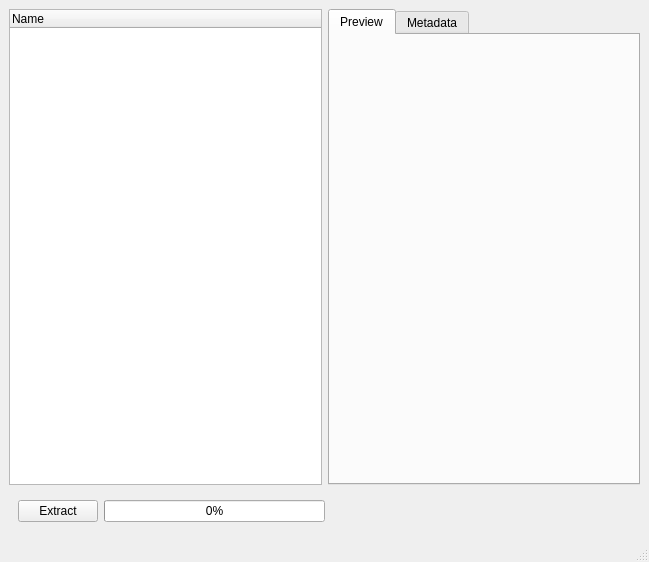
This is Exporter.ui in Puxtril/Warframe-Exporter as Qt 5 draws it before an edit. The edited form follows.
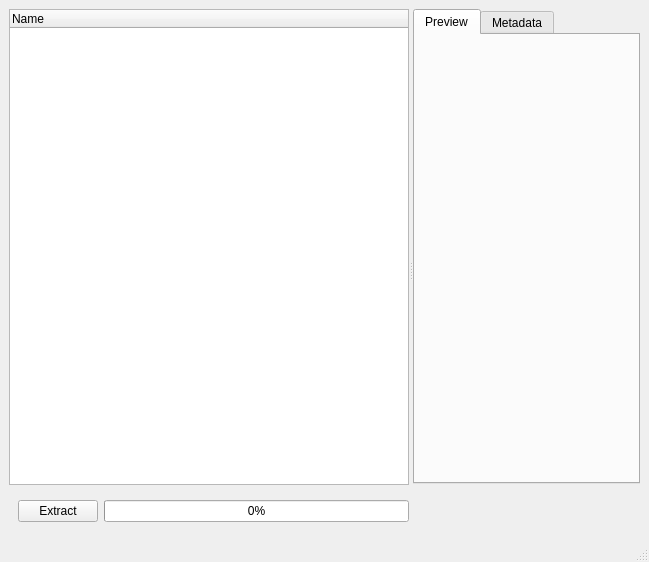
This is the edited form.

Commit message: Resizable extractor UI

```diff
--- a/Exporter.ui
+++ b/Exporter.ui
@@ -14,10 +14,23 @@
    <string>Warframe Extractor</string>
   </property>
   <widget class="QWidget" name="centralwidget">
-   <layout class="QVBoxLayout" name="verticalLayout_2">
+   <layout class="QVBoxLayout" name="verticalLayout_5">
     <item>
+     <widget class="QSplitter" name="splitter">
+      <property name="sizePolicy">
+       <sizepolicy hsizetype="Expanding" vsizetype="Expanding">
+        <horstretch>0</horstretch>
+        <verstretch>0</verstretch>
+       </sizepolicy>
+      </property>
+      <property name="orientation">
+       <enum>Qt::Horizontal</enum>
+      </property>
+      <widget class="QWidget" name="">
      <layout class="QHBoxLayout" name="horizontalLayout">
       <item>
+         <layout class="QVBoxLayout" name="verticalLayout_2">
+          <item>
        <widget class="QTreeWidget" name="treeWidget">
         <column>
          <property name="text">
@@ -27,6 +40,71 @@
        </widget>
       </item>
       <item>
+           <layout class="QHBoxLayout" name="horizontalLayout_3">
+            <item>
+             <widget class="QFrame" name="frame">
+              <property name="frameShape">
+               <enum>QFrame::NoFrame</enum>
+              </property>
+              <property name="frameShadow">
+               <enum>QFrame::Raised</enum>
+              </property>
+              <layout class="QHBoxLayout" name="horizontalLayout_2">
+               <property name="rightMargin">
+                <number>0</number>
+               </property>
+               <item>
+                <widget class="QPushButton" name="ExtractButton">
+                 <property name="sizePolicy">
+                  <sizepolicy hsizetype="Fixed" vsizetype="Fixed">
+                   <horstretch>0</horstretch>
+                   <verstretch>0</verstretch>
+                  </sizepolicy>
+                 </property>
+                 <property name="text">
+                  <string>Extract</string>
+                 </property>
+                 <property name="shortcut">
+                  <string/>
+                 </property>
+                 <property name="checkable">
+                  <bool>false</bool>
+                 </property>
+                 <property name="checked">
+                  <bool>false</bool>
+                 </property>
+                 <property name="default">
+                  <bool>false</bool>
+                 </property>
+                 <property name="flat">
+                  <bool>false</bool>
+                 </property>
+                </widget>
+               </item>
+               <item>
+                <widget class="QProgressBar" name="ExtractProgressBar">
+                 <property name="value">
+                  <number>0</number>
+                 </property>
+                 <property name="format">
+                  <string>%p%</string>
+                 </property>
+                </widget>
+               </item>
+              </layout>
+             </widget>
+            </item>
+           </layout>
+          </item>
+         </layout>
+        </item>
+       </layout>
+      </widget>
+      <widget class="QWidget" name="horizontalLayoutWidget">
+       <layout class="QHBoxLayout" name="horizontalLayout_4">
+        <item>
+         <layout class="QVBoxLayout" name="verticalLayout_4">
+          <item>
        <widget class="QTabWidget" name="tabWidget">
         <property name="currentIndex">
          <number>0</number>
@@ -324,77 +402,27 @@
         </widget>
        </widget>
       </item>
-     </layout>
-    </item>
     <item>
-     <layout class="QHBoxLayout" name="horizontalLayout_3">
-      <item>
-       <widget class="QFrame" name="frame">
-        <property name="frameShape">
-         <enum>QFrame::NoFrame</enum>
-        </property>
-        <property name="frameShadow">
-         <enum>QFrame::Raised</enum>
-        </property>
-        <layout class="QHBoxLayout" name="horizontalLayout_2">
-         <property name="rightMargin">
-          <number>0</number>
-         </property>
-         <item>
-          <widget class="QPushButton" name="ExtractButton">
-           <property name="sizePolicy">
-            <sizepolicy hsizetype="Fixed" vsizetype="Fixed">
-             <horstretch>0</horstretch>
-             <verstretch>0</verstretch>
-            </sizepolicy>
-           </property>
-           <property name="text">
-            <string>Extract</string>
-           </property>
-           <property name="shortcut">
-            <string/>
-           </property>
-           <property name="checkable">
-            <bool>false</bool>
-           </property>
-           <property name="checked">
-            <bool>false</bool>
-           </property>
-           <property name="default">
-            <bool>false</bool>
-           </property>
-           <property name="flat">
-            <bool>false</bool>
-           </property>
-          </widget>
-         </item>
-         <item>
-          <widget class="QProgressBar" name="ExtractProgressBar">
-           <property name="value">
-            <number>0</number>
-           </property>
-           <property name="format">
-            <string>%p%</string>
-           </property>
-          </widget>
-         </item>
-        </layout>
-       </widget>
-      </item>
-      <item>
-       <spacer name="horizontalSpacer">
+           <spacer name="verticalSpacer_3">
         <property name="orientation">
-         <enum>Qt::Horizontal</enum>
+             <enum>Qt::Vertical</enum>
+            </property>
+            <property name="sizeType">
+             <enum>QSizePolicy::Fixed</enum>
         </property>
         <property name="sizeHint" stdset="0">
          <size>
-          <width>40</width>
-          <height>20</height>
+              <width>20</width>
+              <height>47</height>
          </size>
         </property>
        </spacer>
       </item>
      </layout>
+        </item>
+       </layout>
+      </widget>
+     </widget>
     </item>
    </layout>
   </widget>
```
Lines whose indentation alone changed are shown as unchanged. The commit also changes 1 other file.
